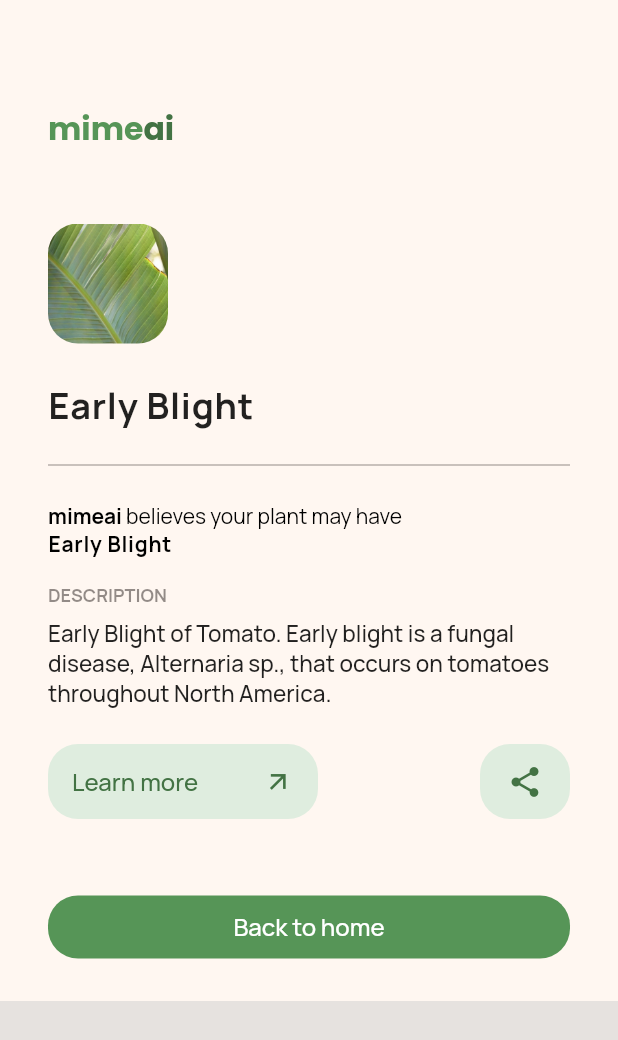
After one commit to geektutor/mimeai, a Flutter app: the screen it shows after launch, after a tap on "Go to OG Screen 1", on a phone screen of 412 x 824 dp. The commit adds this screen. Shown: the top 1040 px of the screen. Run offline on Flutter 3.47's test engine with Material 2 defaults, Android fonts, the phone set to English and light mode, and no system bars; our stand-ins replace camera, flutter_feather_icons, google_fonts, image_picker, share.

Commit message:
results screens

```diff
--- /dev/null
+++ b/lib/detected.dart
@@ -0,0 +1,142 @@
+import 'package:flutter/material.dart';
+import 'package:google_fonts/google_fonts.dart';
+import 'widgets.dart';
+
+class Detected extends StatelessWidget {
+  @override
+  Widget build(BuildContext context) {
+    final double fillPercent = 19; // fills 56.23% for container from bottom
+    final double fillStop = (100 - fillPercent) / 100;
+    final List<double> stops = [0.0, fillStop, fillStop, 1.0];
+    final List<Color> colorList = [
+      Color(0xFFFFF7F1),
+      Color(0xFFFFF7F1),
+      Color(0xFFE6E2DF),
+      Color(0xFFE6E2DF),
+    ];
+    screenSize = MediaQuery.of(context).size;
+    return Scaffold(
+      body: SingleChildScrollView(
+        child: Container(
+          constraints: BoxConstraints.tight(screenSize),
+          padding: EdgeInsets.fromLTRB(32, 70, 32, 0),
+          decoration: BoxDecoration(
+            gradient: LinearGradient(
+              colors: colorList,
+              stops: stops,
+              end: Alignment.bottomCenter,
+              begin: Alignment.topCenter,
+            ),
+          ),
+          child: Column(
+            crossAxisAlignment: CrossAxisAlignment.start,
+            children: <Widget>[
+              RichText(
+                text: TextSpan(
+                    text: 'mime',
+                    style: GoogleFonts.poppins(
+                      color: Color(0xFF569557),
+                      fontSize: 21,
+                      fontWeight: FontWeight.bold,
+                    ),
+                    children: [
+                      TextSpan(
+                          style: GoogleFonts.poppins(
+                            color: Color(0xFF437344),
+                            fontWeight: FontWeight.bold,
+                          ),
+                          text: 'ai')
+                    ]),
+              ),
+              SizedBox(
+                height: 48,
+              ),
+              Container(
+                height: 80,
+                width: 80,
+                decoration: BoxDecoration(
+                    borderRadius: BorderRadius.circular(20),
+                    image: DecorationImage(
+                      image: AssetImage(
+                        'assets/leafphoto.png',
+                      ),
+                      fit: BoxFit.fill,
+                    )),
+              ),
+              SizedBox(
+                height: 24,
+              ),
+              Text(
+                'Early Blight',
+                style: GoogleFonts.manrope(
+                  fontSize: 24,
+                  fontWeight: FontWeight.bold,
+                  letterSpacing: 0.5,
+                ),
+              ),
+              Divider(
+                color: Color(0xFF27201d).withOpacity(0.5),
+                height: 48,
+              ),
+              RichText(
+                text: TextSpan(
+                    text: 'mimeai',
+                    style: GoogleFonts.manrope(
+                      fontWeight: FontWeight.bold,
+                      color: Colors.black,
+                    ),
+                    children: [
+                      TextSpan(
+                          text: ' believes your plant may have',
+                          style: GoogleFonts.manrope(
+                            fontWeight: FontWeight.normal,
+                          )),
+                      TextSpan(
+                        text: '\nEarly Blight',
+                        style: GoogleFonts.manrope(
+                            fontWeight: FontWeight.bold, letterSpacing: 0.5),
+                      ),
+                    ]),
+              ),
+              SizedBox(
+                height: 16,
+              ),
+              Text(
+                'DESCRIPTION',
+                style: GoogleFonts.manrope(
+                  color: Color(0xFF27201d).withOpacity(0.5),
+                  fontWeight: FontWeight.bold,
+                  fontSize: 12,
+                ),
+              ),
+              SizedBox(
+                height: 8,
+              ),
+              Text(
+                'Early Blight of Tomato. Early blight is a fungal disease, Alternaria sp., that occurs on tomatoes throughout North America.',
+                style: GoogleFonts.manrope(
+                  fontWeight: FontWeight.w500,
+                  fontSize: 15,
+                ),
+              ),
+              SizedBox(
+                height: 24,
+              ),
+              ButtonRow(
+                onPressed: () {},
+              ),
+              SizedBox(
+                height: 48,
+              ),
+              LongButton(
+                label: 'Back to home',
+                onPressed: () {},
+              ),
+              Spacer()
+            ],
+          ),
+        ),
+      ),
+    );
+  }
+}
--- a/lib/main.dart
+++ b/lib/main.dart
@@ -4,6 +4,8 @@ import 'dart:io';
 import 'package:camera/camera.dart';
 import 'package:flutter/material.dart';
 import 'package:flutter/painting.dart';
+import 'package:mimeai_app/detected.dart';
+import 'package:mimeai_app/healthy.dart';
 import 'package:mimeai_app/services/api.dart';
 import 'package:path/path.dart' show join;
 import 'package:path_provider/path_provider.dart';
@@ -54,6 +56,32 @@ class HomeScreen extends StatelessWidget {
         children: <Widget>[
           SizedBox(
             height: 200,
+          ),
+          Center(
+            child: RaisedButton(
+              color: Colors.lightBlue,
+              textColor: Colors.white,
+              child: Text('Go to OG Screen 1'),
+              onPressed: () {
+                Navigator.push(
+                  context,
+                  MaterialPageRoute(builder: (context) => Detected()),
+                );
+              },
+            ),
+          ),
+          Center(
+            child: RaisedButton(
+              color: Colors.lightBlue,
+              textColor: Colors.white,
+              child: Text('Go to OG Screen 2'),
+              onPressed: () {
+                Navigator.push(
+                  context,
+                  MaterialPageRoute(builder: (context) => Healthy()),
+                );
+              },
+            ),
           ),
           Center(
             child: RaisedButton(
--- /dev/null
+++ b/lib/widgets.dart
@@ -0,0 +1,92 @@
+import 'package:flutter/material.dart';
+import 'package:google_fonts/google_fonts.dart';
+
+Size screenSize;
+
+class LongButton extends StatelessWidget {
+  LongButton({this.label, this.onPressed});
+
+  final String label;
+  final Function onPressed;
+
+  @override
+  Widget build(BuildContext context) {
+    return Container(
+      width: double.infinity,
+      child: FlatButton(
+        padding: EdgeInsets.symmetric(vertical: 10),
+        color: Color(0xFF569557),
+        onPressed: onPressed,
+        shape: RoundedRectangleBorder(
+          borderRadius: BorderRadius.circular(20),
+        ),
+        child: Text(
+          label,
+          style: GoogleFonts.manrope(
+            color: Colors.white,
+            fontSize: 16,
+          ),
+        ),
+      ),
+    );
+  }
+}
+
+class ButtonRow extends StatelessWidget {
+  ButtonRow({this.onPressed});
+
+  final Function onPressed;
+
+  @override
+  Widget build(BuildContext context) {
+    return Row(
+      mainAxisAlignment: MainAxisAlignment.spaceBetween,
+      children: <Widget>[
+        Container(
+          width: 180,
+          height: 50,
+          child: FlatButton(
+            shape: RoundedRectangleBorder(
+              borderRadius: BorderRadius.circular(20),
+            ),
+            color: Color(0xFFdfeddf),
+            onPressed: onPressed,
+            child: Row(
+              mainAxisAlignment: MainAxisAlignment.spaceBetween,
+              children: <Widget>[
+                Text(
+                  'Learn more',
+                  style: GoogleFonts.manrope(
+                    color: Color(0xFF437344),
+                    fontSize: 16,
+                    fontWeight: FontWeight.w500,
+                  ),
+                ),
+                Transform.rotate(
+                  angle: -11 / 14,
+                  child: Icon(
+                    Icons.arrow_forward,
+                    size: 21,
+                    color: Color(0xFF437344),
+                  ),
+                ),
+              ],
+            ),
+          ),
+        ),
+        Container(
+          height: 50,
+          width: 60,
+          decoration: BoxDecoration(
+            color: Color(0xFFdfeddf),
+            borderRadius: BorderRadius.circular(20),
+          ),
+          child: Icon(
+            Icons.share,
+            color: Color(0xFF437344),
+          ),
+        )
+      ],
+    );
+  }
+}
```
Also changed, not shown: lib/healthy.dart (added, +122 -0 lines), assets/leafphoto.png (added).
